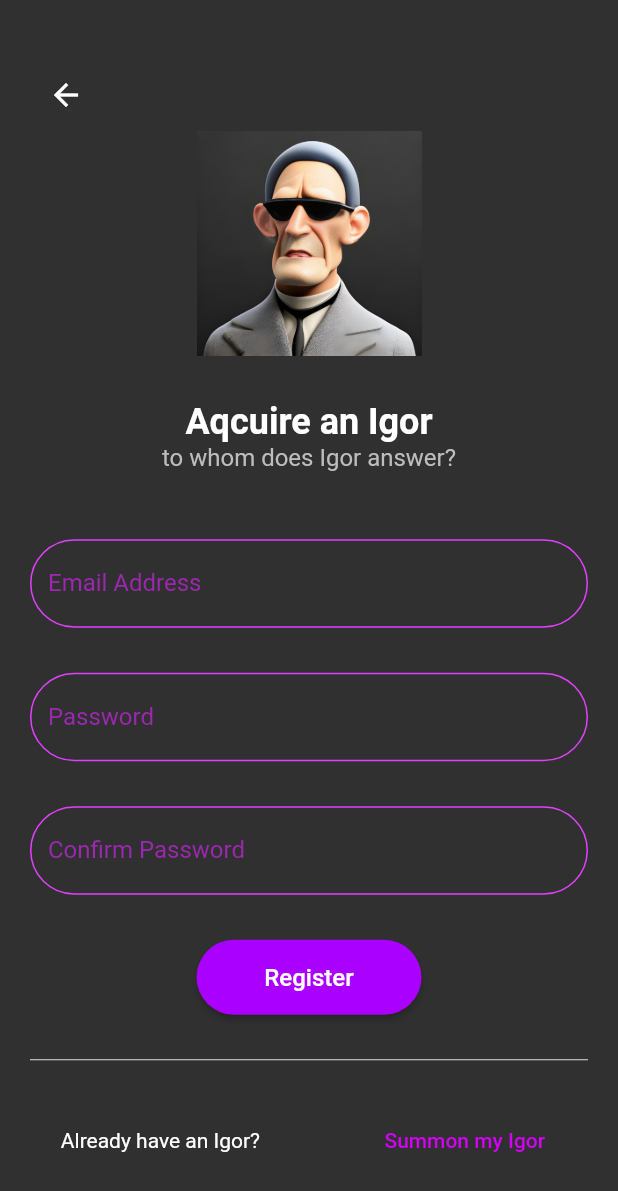
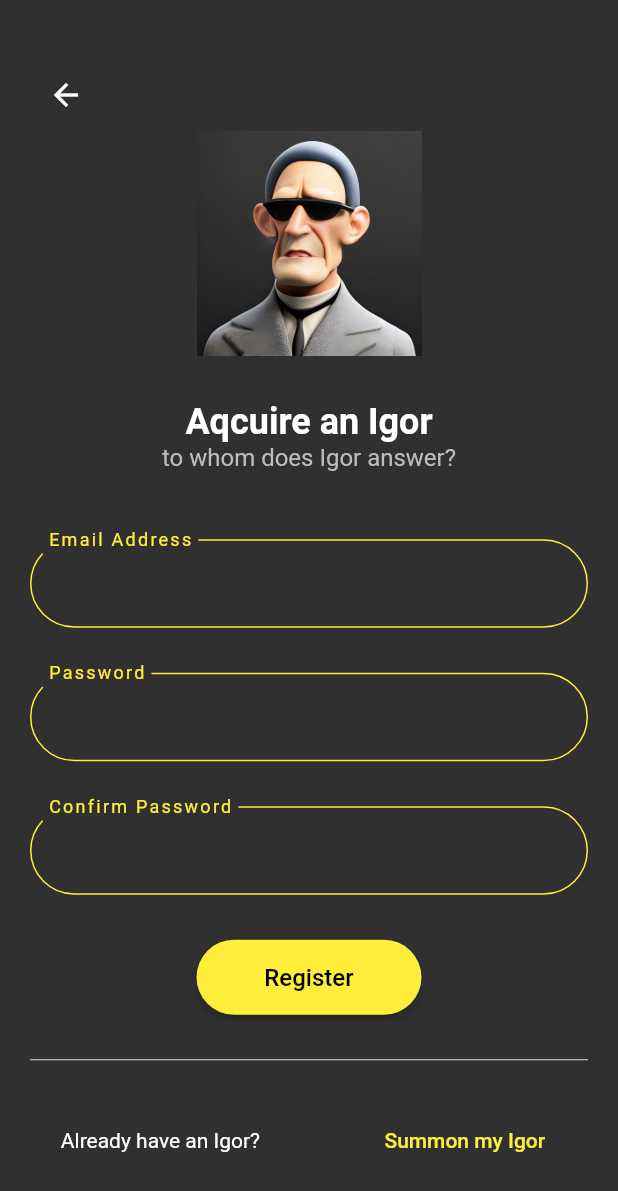
Before and after one commit to themaxut/igor, a Flutter app: the screen it shows after launch, on a phone screen of 412 x 824 dp. Shown: the top 1191 px of the screen. Run offline on Flutter 3.47's test engine with Material 2 defaults, Android fonts, the phone set to English and light mode, and no system bars; our stand-ins replace bloc, firebase_core, flutter_bloc; missing offline and left inert: dart_openai; accounts and stored records are empty.

Commit message:
colour scheme change from purple to yellow

```diff
--- a/lib/views/auth/registration_view.dart
+++ b/lib/views/auth/registration_view.dart
@@ -58,27 +58,32 @@ class RegistrationView extends StatelessWidget {
                     children: [
                       TextFormField(
                         controller: emailController,
-                        cursorColor: Colors.purpleAccent,
+                        cursorColor: const Color.fromARGB(255, 254, 238, 59),
                         decoration: InputDecoration(
                           border: OutlineInputBorder(
                             borderRadius: BorderRadius.circular(30),
                             borderSide: const BorderSide(
-                                color: Colors.purpleAccent, width: 1.0),
+                                color: Color.fromARGB(255, 254, 238, 59),
+                                width: 1.0),
                           ),
                           enabledBorder: OutlineInputBorder(
                             borderRadius: BorderRadius.circular(30),
                             borderSide: const BorderSide(
-                                color: Colors.purpleAccent, width: 1.0),
+                                color: Color.fromARGB(255, 254, 238, 59),
+                                width: 1.0),
                           ),
                           focusedBorder: OutlineInputBorder(
                             borderRadius: BorderRadius.circular(30),
                             borderSide: const BorderSide(
-                                color: Colors.purpleAccent, width: 2.0),
+                                color: Color.fromARGB(255, 254, 238, 59),
+                                width: 2.0),
                           ),
                           labelText: 'Email Address',
+                          floatingLabelBehavior: FloatingLabelBehavior.always,
                           labelStyle: const TextStyle(
-                            color: Colors.purple,
-                          ),
+                              color: Color.fromARGB(255, 254, 238, 59),
+                              fontSize: 16,
+                              letterSpacing: 2),
                         ),
                         keyboardType: TextInputType.emailAddress,
                         textCapitalization: TextCapitalization.none,
@@ -91,27 +96,32 @@ class RegistrationView extends StatelessWidget {
                       TextFormField(
                         autocorrect: false,
                         controller: passwordController,
-                        cursorColor: Colors.purpleAccent,
+                        cursorColor: const Color.fromARGB(255, 254, 238, 59),
                         decoration: InputDecoration(
                           border: OutlineInputBorder(
                             borderRadius: BorderRadius.circular(30),
                             borderSide: const BorderSide(
-                                color: Colors.purpleAccent, width: 1.0),
+                                color: Color.fromARGB(255, 254, 238, 59),
+                                width: 1.0),
                           ),
                           enabledBorder: OutlineInputBorder(
                             borderRadius: BorderRadius.circular(30),
                             borderSide: const BorderSide(
-                                color: Colors.purpleAccent, width: 1.0),
+                                color: Color.fromARGB(255, 254, 238, 59),
+                                width: 1.0),
                           ),
                           focusedBorder: OutlineInputBorder(
                             borderRadius: BorderRadius.circular(30),
                             borderSide: const BorderSide(
-                                color: Colors.purpleAccent, width: 2.0),
+                                color: Color.fromARGB(255, 254, 238, 59),
+                                width: 2.0),
                           ),
                           labelText: 'Password',
+                          floatingLabelBehavior: FloatingLabelBehavior.always,
                           labelStyle: const TextStyle(
-                            color: Colors.purple,
-                          ),
+                              color: Color.fromARGB(255, 254, 238, 59),
+                              fontSize: 16,
+                              letterSpacing: 2),
                         ),
                         enableSuggestions: false,
                         obscureText: true,
@@ -124,27 +134,32 @@ class RegistrationView extends StatelessWidget {
                       TextFormField(
                         autocorrect: false,
                         controller: verifyPasswordController,
-                        cursorColor: Colors.purpleAccent,
+                        cursorColor: const Color.fromARGB(255, 254, 238, 59),
                         decoration: InputDecoration(
                           border: OutlineInputBorder(
                             borderRadius: BorderRadius.circular(30),
                             borderSide: const BorderSide(
-                                color: Colors.purpleAccent, width: 1.0),
+                                color: Color.fromARGB(255, 254, 238, 59),
+                                width: 1.0),
                           ),
                           enabledBorder: OutlineInputBorder(
                             borderRadius: BorderRadius.circular(30),
                             borderSide: const BorderSide(
-                                color: Colors.purpleAccent, width: 1.0),
+                                color: Color.fromARGB(255, 254, 238, 59),
+                                width: 1.0),
                           ),
                           focusedBorder: OutlineInputBorder(
                             borderRadius: BorderRadius.circular(30),
                             borderSide: const BorderSide(
-                                color: Colors.purpleAccent, width: 2.0),
+                                color: Color.fromARGB(255, 254, 238, 59),
+                                width: 2.0),
                           ),
                           labelText: 'Confirm Password',
+                          floatingLabelBehavior: FloatingLabelBehavior.always,
                           labelStyle: const TextStyle(
-                            color: Colors.purple,
-                          ),
+                              color: Color.fromARGB(255, 254, 238, 59),
+                              fontSize: 16,
+                              letterSpacing: 2),
                         ),
                         enableSuggestions: false,
                         obscureText: true,
@@ -163,7 +178,8 @@ class RegistrationView extends StatelessWidget {
                           _formKey.currentState!.validate();
                         },
                         style: ElevatedButton.styleFrom(
-                          backgroundColor: Colors.purpleAccent[700],
+                          backgroundColor:
+                              const Color.fromARGB(255, 254, 238, 59),
                           shape: RoundedRectangleBorder(
                             borderRadius: BorderRadius.circular(30.0),
                           ),
@@ -173,6 +189,7 @@ class RegistrationView extends StatelessWidget {
                           'Register',
                           style: TextStyle(
                             fontSize: 16,
+                            color: Colors.black,
                           ),
                         ),
                       ),
@@ -180,64 +197,6 @@ class RegistrationView extends StatelessWidget {
                   ),
                 ),
               ),
-              // TextField(
-              //   controller: passwordController,
-              //   autocorrect: false,
-              //   enableSuggestions: false,
-              //   cursorColor: Colors.purpleAccent,
-              //   decoration: InputDecoration(
-              //     border: OutlineInputBorder(
-              //       borderRadius: BorderRadius.circular(30),
-              //       borderSide: const BorderSide(
-              //           color: Colors.purpleAccent, width: 1.0),
-              //     ),
-              //     enabledBorder: OutlineInputBorder(
-              //       borderRadius: BorderRadius.circular(30),
-              //       borderSide: const BorderSide(
-              //           color: Colors.purpleAccent, width: 1.0),
-              //     ),
-              //     focusedBorder: OutlineInputBorder(
-              //       borderRadius: BorderRadius.circular(30),
-              //       borderSide: const BorderSide(
-              //           color: Colors.purpleAccent, width: 2.0),
-              //     ),
-              //     labelText: 'Password',
-              //     labelStyle: const TextStyle(
-              //       color: Colors.purple,
-              //     ),
-              //   ),
-              //   obscureText: true,
-              // ),
-              // const SizedBox(height: 30.0),
-              // TextField(
-              //   controller: verifyPasswordController,
-              //   autocorrect: false,
-              //   enableSuggestions: false,
-              //   cursorColor: Colors.purpleAccent,
-              //   decoration: InputDecoration(
-              //     border: OutlineInputBorder(
-              //       borderRadius: BorderRadius.circular(30),
-              //       borderSide: const BorderSide(
-              //           color: Colors.purpleAccent, width: 1.0),
-              //     ),
-              //     enabledBorder: OutlineInputBorder(
-              //       borderRadius: BorderRadius.circular(30),
-              //       borderSide: const BorderSide(
-              //           color: Colors.purpleAccent, width: 1.0),
-              //     ),
-              //     focusedBorder: OutlineInputBorder(
-              //       borderRadius: BorderRadius.circular(30),
-              //       borderSide: const BorderSide(
-              //           color: Colors.purpleAccent, width: 2.0),
-              //     ),
-              //     labelText: 'Confirm Password',
-              //     labelStyle: const TextStyle(
-              //       color: Colors.purple,
-              //     ),
-              //   ),
-              //   obscureText: true,
-              // ),
-
               Divider(
                 color: Colors.grey[300],
                 height: 60,
@@ -253,10 +212,10 @@ class RegistrationView extends StatelessWidget {
                     onPressed: () {
                       // TODO: navigate to login screen
                     },
-                    child: Text(
+                    child: const Text(
                       'Summon my Igor',
                       style: TextStyle(
-                        color: Colors.purpleAccent[400],
+                        color: Color.fromARGB(255, 254, 238, 59),
                       ),
                     ),
                   ),
```
Also changed, not shown: lib/views/auth/login_view.dart (+28 -16 lines), lib/views/chat/chat_view.dart (+15 -8 lines).
